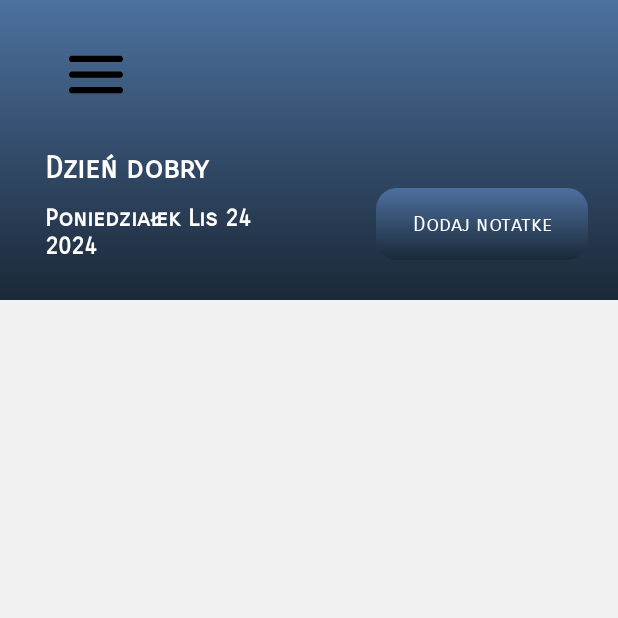
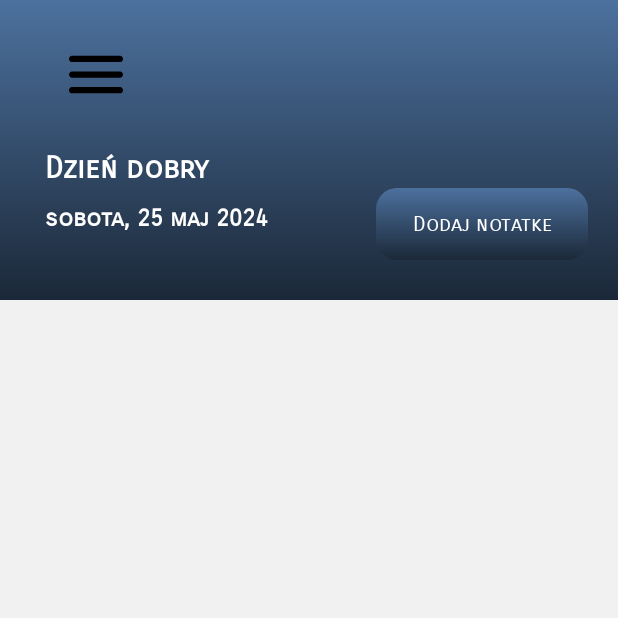
Before and after one commit to maciej-bartoszewski/Planner-Mobile, an Android app: the ActivityToDo screen opened directly, with no data from a screen before it, on a phone screen of 412 x 824 dp, the top half of it. Run offline under Robolectric (Android 15) with nearby library versions, the phone set to English and light mode, and no system bars; our stand-ins replace Firebase (no records; nobody signed in at launch, a user with empty details on screens opened directly).

```diff
--- a/app/src/main/java/com/example/planner/ActivityToDo.java
+++ b/app/src/main/java/com/example/planner/ActivityToDo.java
@@ -1,19 +1,33 @@
 package com.example.planner;
 
+import android.app.Dialog;
+import android.content.Intent;
 import android.os.Bundle;
 import android.widget.Button;
 import android.widget.ImageButton;
 import android.widget.LinearLayout;
+import android.widget.TextView;
 
 import androidx.appcompat.app.AppCompatActivity;
 import androidx.drawerlayout.widget.DrawerLayout;
 
 import com.google.android.material.navigation.NavigationView;
+import com.google.firebase.firestore.FirebaseFirestore;
+
+import java.text.SimpleDateFormat;
+import java.util.Calendar;
+import java.util.Date;
+import java.util.Locale;
 
 public class ActivityToDo extends AppCompatActivity {
 
+    FirebaseFirestore db = FirebaseFirestore.getInstance();
+    TextView textData, goodMorning;
+
     Button addButton;
+    User user;
     ImageButton menuButton;
+    Dialog addNotePopUp;
     NavigationView navigationView;
     DrawerLayout drawerLayout;
     LinearLayout containerLayout;
@@ -21,8 +35,12 @@ public class ActivityToDo extends AppCompatActivity {
     @Override
     protected void onCreate(Bundle savedInstanceState) {
         super.onCreate(savedInstanceState);
+        Intent intent = getIntent();
+        user = intent.getParcelableExtra("User");
         setContentView(R.layout.activity_todo_view);
         initializeViews();
+        setTxtDate();
+        setGreeting();
     }
 
     private void initializeViews() {
@@ -31,5 +49,43 @@ public class ActivityToDo extends AppCompatActivity {
         containerLayout = findViewById(R.id.containerLayout);
         drawerLayout = findViewById(R.id.drawerLayout);
         addButton = findViewById(R.id.addButton);
+        goodMorning = findViewById(R.id.goodMorning);
+        textData = findViewById(R.id.textData);
+    }
+    private void setGreeting() {
+        Calendar calendar = Calendar.getInstance();
+        int hourOfDay = calendar.get(Calendar.HOUR_OF_DAY);
+        String greeting;
+        if (hourOfDay >= 6 && hourOfDay < 18) {
+            greeting = "Dzień dobry";
+        } else {
+            greeting = "Dobry wieczór";
+        }
+        goodMorning.setText(greeting);
+    }
+
+    private void setTxtDate() {
+        Calendar calendar = Calendar.getInstance();
+        Date currentDate = calendar.getTime();
+
+        // Pobierz dzien tygodnia
+        SimpleDateFormat dayOfWeekFormat = new SimpleDateFormat("EEEE", new Locale("pl", "PL"));
+        String dayOfWeek = dayOfWeekFormat.format(currentDate);
+
+        // Pobierz dzien miesiaca
+        SimpleDateFormat dayOfMonthFormat = new SimpleDateFormat("dd", new Locale("pl", "PL"));
+        String dayOfMonth = dayOfMonthFormat.format(currentDate);
+
+        // Pobierz miesiac
+        SimpleDateFormat monthFormat = new SimpleDateFormat("MMMM", new Locale("pl", "PL"));
+        String month = monthFormat.format(currentDate);
+
+        // Pobierz rok
+        SimpleDateFormat yearFormat = new SimpleDateFormat("yyyy", new Locale("pl", "PL"));
+        String year = yearFormat.format(currentDate);
+
+        String formattedDate = String.format("%s, %s %s %s", dayOfWeek, dayOfMonth, month, year);
+
+        textData.setText(formattedDate);
     }
 }
--- a/app/src/main/res/layout/activity_todo_view.xml
+++ b/app/src/main/res/layout/activity_todo_view.xml
@@ -9,9 +9,8 @@
     tools:openDrawer="start">
 
     <LinearLayout
-        android:id="@+id/layoutToolbar"
         android:layout_width="match_parent"
-        android:layout_height="match_parent"
+        android:layout_height="wrap_content"
         android:background="#F1F1F1"
         android:orientation="vertical">
 
@@ -27,6 +26,7 @@
                 layout="@layout/activity_menu_toolbar" />
 
             <TextView
+                android:id="@+id/goodMorning"
                 android:layout_width="wrap_content"
                 android:layout_height="wrap_content"
                 android:layout_marginStart="30dp"
@@ -73,7 +73,7 @@
         android:id="@+id/scrollView"
         android:layout_width="match_parent"
         android:layout_height="wrap_content"
-        android:layout_below="@id/layoutToolbar"
+        android:layout_below="@id/layout1"
         android:layout_alignParentStart="true"
         android:layout_alignParentEnd="true"
         android:layout_alignParentBottom="true"
@@ -89,7 +89,7 @@
             android:id="@+id/containerLayout"
             android:layout_width="match_parent"
             android:layout_height="wrap_content"
-            android:layout_marginTop="20dp"
+            android:layout_marginTop="10dp"
             android:orientation="vertical" />
     </ScrollView>
 
```
